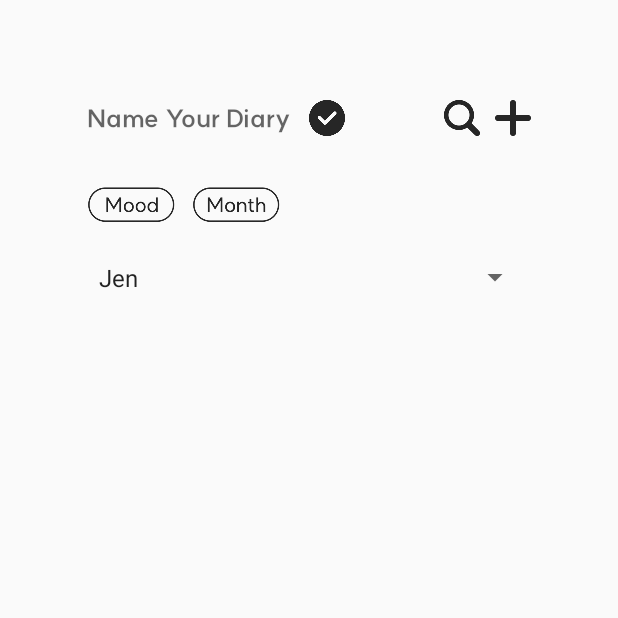
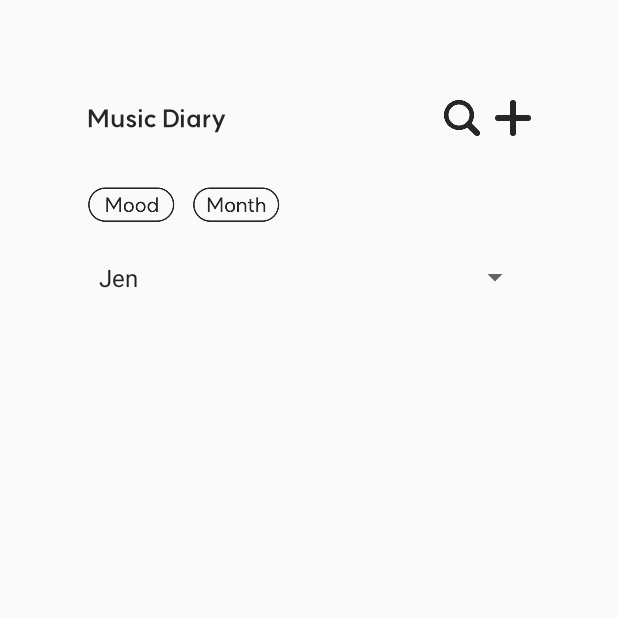
Before and after one commit to Hyeju02/MusicRecord, an Android app: the screen it shows after launch (MainActivity), after a tap on an icon or button, on a phone screen of 412 x 824 dp, the top half of it. Run offline under Robolectric (Android 15) with nearby library versions, the phone set to English and light mode, and no system bars.

```diff
--- a/app/src/main/java/com/example/musicrecording/DBManager.java
+++ b/app/src/main/java/com/example/musicrecording/DBManager.java
@@ -10,6 +10,7 @@ public class DBManager extends SQLiteOpenHelper {
     }
     public void onCreate(SQLiteDatabase db){
         db.execSQL("create table music(year int,month int,day int,title text,singer text,mood text,url text,diary text,cover int);");
+
     }
 
     public void onUpgrade(SQLiteDatabase db, int oldVersion, int newVersion){
--- a/app/src/main/java/com/example/musicrecording/MainActivity.java
+++ b/app/src/main/java/com/example/musicrecording/MainActivity.java
@@ -30,12 +30,23 @@ public class MainActivity extends AppCompatActivity implements View.OnClickListe
     ListViewAdapter adapter;
     Spinner spinnermood;
 
+    /*String titlemain;
+
+    EditText title;*/
     ArrayAdapter<CharSequence> adapter1;
+
+
 
     @Override
     public void onCreate(Bundle savedInstanceState) {
         super.onCreate(savedInstanceState);
         setContentView(R.layout.home_activity);
+
+        //타이틀 이름 수정
+        /*title = (EditText)findViewById(R.id.Text_DiaryTitle);
+        titlemain = title.toString();
+        ImageButton savetitle = (ImageButton) findViewById(R.id.Btn_Savetitle);
+        savetitle.setOnClickListener(this);*/
 
         //어뎁터 연결
         adapter = new ListViewAdapter();
@@ -54,6 +65,22 @@ public class MainActivity extends AppCompatActivity implements View.OnClickListe
         DBManager dbmgr = new DBManager(this);
         SQLiteDatabase sdb = dbmgr.getReadableDatabase();
 
+        /*//DB title
+        DBManager dbmgrtitle = new DBManager(this);
+        SQLiteDatabase sdbtitle = dbmgr.getReadableDatabase();
+        sdbtitle.execSQL("insert into musictitle values ('"+titlemain+"');");
+
+        Cursor cursor = sdbtitle.rawQuery("select * from musictitle", null);
+        while (cursor.moveToNext()){
+
+            String titlename = cursor.getString(0);
+            title.setText(titlename);
+
+        }
+        dbmgrtitle.close();
+        cursor.close();
+*/
+
 
         //스피너
         spinnermood.setOnItemSelectedListener(new AdapterView.OnItemSelectedListener() {
@@ -1497,6 +1524,18 @@ public class MainActivity extends AppCompatActivity implements View.OnClickListe
 
 
         switch (v.getId()) {
+            /*case R.id.Btn_Savetitle:
+                titlemain = title.toString();
+                DBManager dbmgr1 = new DBManager(this);
+                SQLiteDatabase sdb1 = dbmgr1.getReadableDatabase();
+                sdb1.execSQL("update musictitle set diarytitle='"+titlemain+"';");
+                dbmgr1.close();
+
+                Intent it = new Intent(this, MainActivity.class);
+                startActivity(it);
+                finish();
+                break;*/
+
             case R.id.Btn_WriteDiary:
                 Intent writediary = new Intent(this, WriteDiaryActivity.class);
                 startActivity(writediary);
--- a/app/src/main/java/com/example/musicrecording/WriteDiaryActivity.java
+++ b/app/src/main/java/com/example/musicrecording/WriteDiaryActivity.java
@@ -172,7 +172,8 @@ public class WriteDiaryActivity extends Activity implements View.OnClickListener
 
         switch (v.getId()){
             case R.id.Btn_BF_toHome:
-                onBackPressed();
+                Intent home = new Intent(this, MainActivity.class);
+                startActivity(home);
                 break;
 
             case R.id.Btn_SelectCover:
--- a/app/src/main/res/layout/home_activity.xml
+++ b/app/src/main/res/layout/home_activity.xml
@@ -16,27 +16,18 @@
             android:layout_height="42dp"
             android:orientation="horizontal">
 
-            <EditText
+            <TextView
+                android:id="@+id/Text_DiaryTitle"
+                android:layout_width="wrap_content"
+                android:layout_height="match_parent"
+                android:layout_gravity="center"
                 android:background="@null"
                 android:fontFamily="@font/suitbold"
-                android:layout_width="wrap_content"
-                android:layout_height="match_parent"
-                android:hint="Name Your Diary"
-                android:id="@+id/Text_DiaryTitle"
-                android:textSize="16dp"
+                android:gravity="center_vertical"
+                android:text="Music Diary"
                 android:textColor="@color/maincolor"
-                android:gravity = "center_vertical"
-                android:layout_gravity="center"/>
-            <ImageButton
-                android:background="@android:color/transparent"
-                android:layout_marginLeft="12dp"
-                android:id = "@+id/Btn_Savetitle"
-                android:layout_width="24dp"
-                android:layout_height="24dp"
-                android:src="@drawable/titlesave"
-                android:adjustViewBounds="true"
-                android:scaleType="fitCenter"
-                android:layout_gravity="center"/>
+                android:textSize="16dp" />
+
             <View
                 android:layout_width="0dp"
                 android:layout_height="0dp"
```
